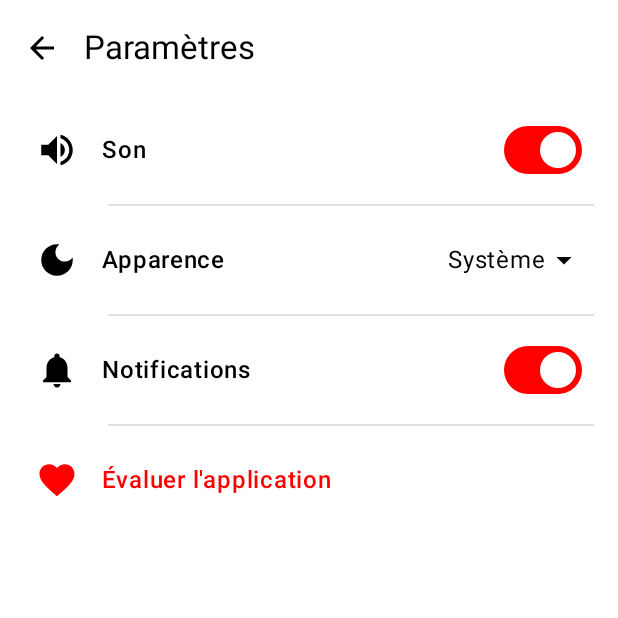
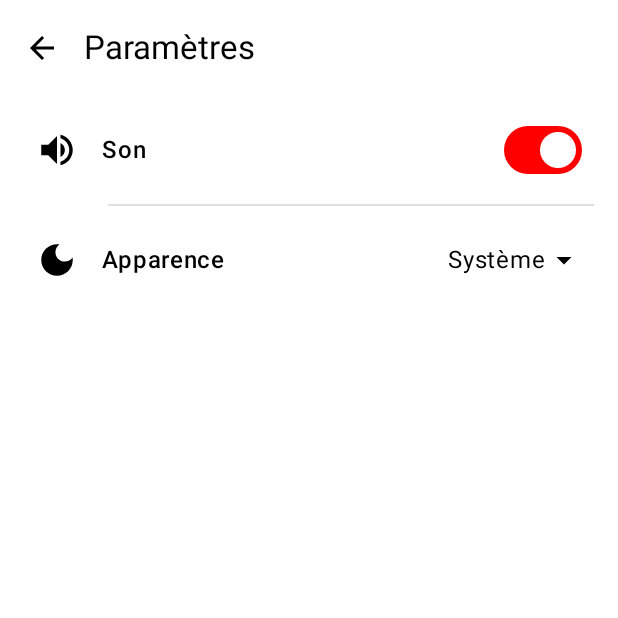
Before and after one commit to ChakSem/8INF865H2025-Projet-ACS_SA, an Android app built with Jetpack Compose: the GeneralSettingScreen screen opened through its navigation route, on a phone screen of 412 x 824 dp, the top half of it. Run offline under Robolectric (Android 15) with nearby library versions, the phone set to English and light mode, and no system bars; our stand-ins replace Firebase (no records; nobody signed in at launch, a user with empty details on screens opened directly).

Commit message:
Suppression des éléments de paramètres inutilisés dans l'écran des paramètres généraux

```diff
--- a/app/src/main/java/com/example/redcard/ui/GeneralSettingScreen.kt
+++ b/app/src/main/java/com/example/redcard/ui/GeneralSettingScreen.kt
@@ -93,7 +93,6 @@ fun GeneralSettingScreen(
             )
             SettingDivider()
 
-            // Apparence (thème)
             SettingItem(
                 icon = Icons.Default.DarkMode,
                 title = "Apparence",
@@ -132,30 +131,30 @@ fun GeneralSettingScreen(
                     }
                 }
             )
-            SettingDivider()
+            // SettingDivider()
 
-            // Notifications
-            SettingItem(
-                icon = Icons.Default.Notifications,
-                title = "Notifications",
-                trailing = {
-                    Switch(
-                        checked = notificationsEnabled,
-                        onCheckedChange = { notificationsEnabled = it }
-                    )
-                }
-            )
-            SettingDivider()
+            // // Notifications
+            // SettingItem(
+            //     icon = Icons.Default.Notifications,
+            //     title = "Notifications",
+            //     trailing = {
+            //         Switch(
+            //             checked = notificationsEnabled,
+            //             onCheckedChange = { notificationsEnabled = it }
+            //         )
+            //     }
+            // )
+            // SettingDivider()
 
-            // Évaluer l'application
-            SettingItem(
-                icon = Icons.Default.Favorite,
-                title = "Évaluer l'application",
-                titleColor = Color.Red,
-                onClick = {
-                    // Rediriger vers Play Store
-                }
-            )
+            // // Évaluer l'application
+            // SettingItem(
+            //     icon = Icons.Default.Favorite,
+            //     title = "Évaluer l'application",
+            //     titleColor = Color.Red,
+            //     onClick = {
+            //         // Rediriger vers Play Store
+            //     }
+            // )
         }
     }
 }
@@ -201,7 +200,7 @@ private fun SettingItem(
                 imageVector = icon,
                 contentDescription = null,
                 tint = titleColor,
-                modifier = Modifier.size(28.dp) // Taille un peu plus grande
+                modifier = Modifier.size(28.dp)
             )
 
             Text(
```
